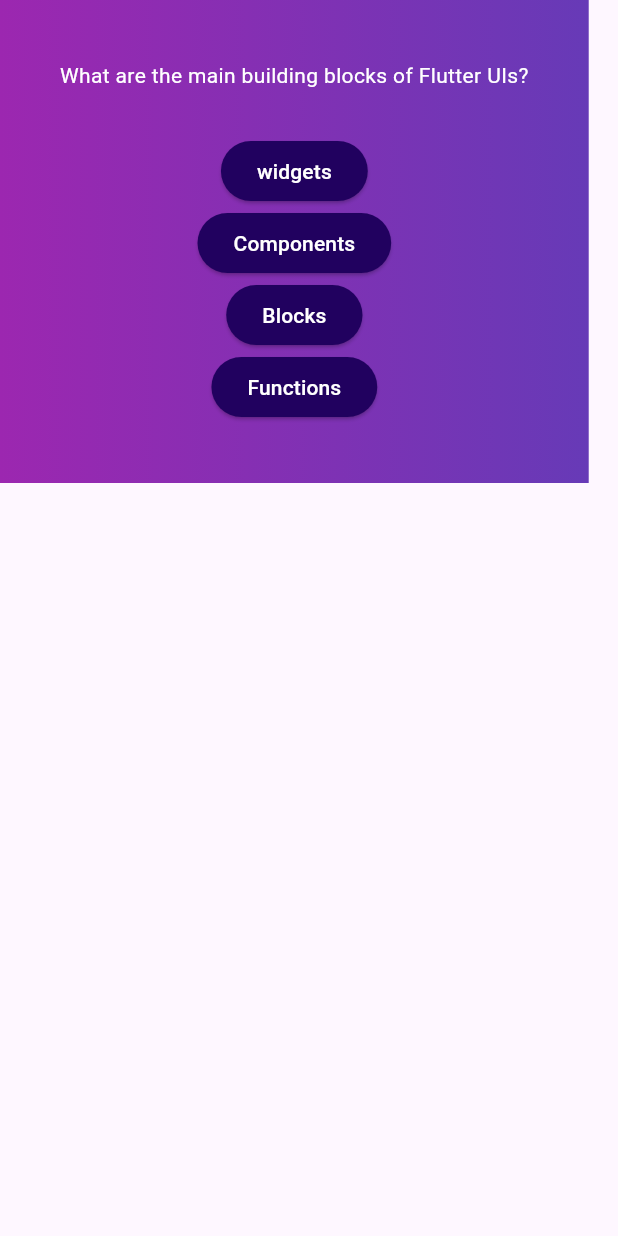
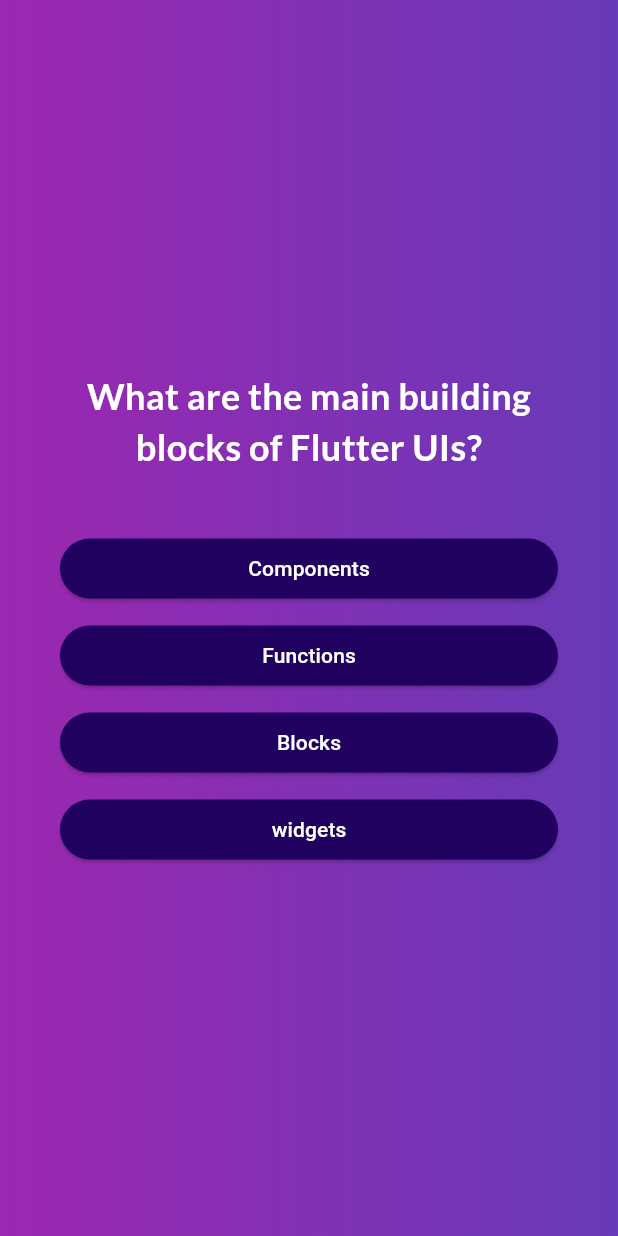
Before and after one commit to watsamon47/Quizz-App, a Flutter app: the screen it shows after launch, after a tap on "Start Quiz", on a phone screen of 412 x 824 dp. Run offline on Flutter 3.47's test engine with Material 3 defaults, Android fonts, the phone set to English and light mode, and no system bars; our stand-ins replace google_fonts.

Commit message:
initial commit from Project

```diff
--- a/lib/answer_button.dart
+++ b/lib/answer_button.dart
@@ -1,21 +1,37 @@
-
 import 'package:flutter/material.dart';
 
-class AnswerBuntton extends StatelessWidget {
-  const AnswerBuntton(this.answerOption,{super.key});
+class AnswerButton extends StatelessWidget {
+  //const AnswerButton(this.answerOption,{super.key});
+const AnswerButton({
+  super.key,
+  required this.answerOption,
+  required this.onTap,
+});
 
 final String answerOption;
+// Suggested code may be subject to a license. Learn more: ~LicenseLog:1079608766.
+final void Function() onTap;
 
   @override
   Widget build(BuildContext context) {
-    return ElevatedButton(
-      onPressed: () {},
+    return Column(
+      children: [
+        const SizedBox(height: 10),
+        SizedBox(
+          width: double.infinity,
+          child: ElevatedButton(
+            onPressed: onTap,
             style: ElevatedButton.styleFrom(
               backgroundColor: const Color.fromARGB(255, 33, 1, 95),
               foregroundColor: Colors.white,
+              shape: RoundedRectangleBorder(
+                borderRadius: BorderRadius.circular(40),
+              ),
             ),
             child: Text(answerOption),
-
+          ),
+        ),
+      ],
     );
   }
 }
--- a/lib/model/quiz_model.dart
+++ b/lib/model/quiz_model.dart
@@ -3,4 +3,12 @@ class QuizModel {
   List<String> answers;
 
   QuizModel(this.question, this.answers);
-}
+
+  List<String> getShuffledAnswers(){
+
+    final shuffledAnswers =List.of(answers);
+    shuffledAnswers.shuffle();
+    return shuffledAnswers;
+  }
+
+  }
--- a/lib/questions_screen.dart
+++ b/lib/questions_screen.dart
@@ -1,7 +1,8 @@
 import 'package:flutter/material.dart';
 import 'package:myapp/answer_button.dart';
-
 import 'package:myapp/data/quizz.dart';
+import 'package:google_fonts/google_fonts.dart';
+//import 'package:myapp/model/quiz_model.dart'
 
 class QuestionsScreen extends StatefulWidget {
   const QuestionsScreen({super.key});
@@ -13,10 +14,17 @@ class QuestionsScreen extends StatefulWidget {
 }
 
 class _QuestionsScreenState extends State<QuestionsScreen> {
-  final currentQuestion = questions[0];
+  int currentQuestionIndex = 0;
+
+  void answerQuestion() {
+    setState(() {
+      currentQuestionIndex++;
+    });
+  }
 
   @override
   Widget build(BuildContext context) {
+    final currentQuestion = questions[currentQuestionIndex];
     return MaterialApp(
       home: Scaffold(
         body: Container(
@@ -29,16 +37,22 @@ class _QuestionsScreenState extends State<QuestionsScreen> {
             child: Container(
               margin: const EdgeInsets.all(40),
               child: Column(
-                mainAxisSize: MainAxisSize.min,
+                mainAxisSize: MainAxisSize.max,
+                mainAxisAlignment: MainAxisAlignment.center,
                 children: [
                   Text(
                     currentQuestion.question,
-                    style: TextStyle(color: Colors.white),
+                    style: GoogleFonts.lato(
+                      color: Colors.white,
+                      fontSize: 24,
+                      fontWeight: FontWeight.bold
+                    ),
                     textAlign: TextAlign.center,
                   ),
                   const SizedBox(height: 30),
-                  ...currentQuestion.answers.map((answer) {
-                    return AnswerBuntton(answer);
+                  ...currentQuestion.getShuffledAnswers().map(
+                    (answer) {
+                    return AnswerButton(answerOption:answer,onTap: answerQuestion,);
                   }),
                 ],
               ),
--- /dev/null
+++ b/lib/results_screen.dart
@@ -0,0 +1,14 @@
+import 'package:flutter/material.dart';
+
+class ResultsScreen extends StatelessWidget {
+const ResultsScreen({required this.selectedAnswers, super.key});
+
+final List<String> selectedAnswers;
+
+
+  @override
+  Widget build(BuildContext context) {
+    // TODO: implement build
+    throw UnimplementedError();
+  }
+}
--- a/pubspec.yaml
+++ b/pubspec.yaml
@@ -35,6 +35,7 @@ dependencies:
   # The following adds the Cupertino Icons font to your application.
   # Use with the CupertinoIcons class for iOS style icons.
   cupertino_icons: ^1.0.8
+  google_fonts: ^6.2.1
 
 dev_dependencies:
   flutter_test:
```
Also changed, not shown: pubspec.lock. Lines whose indentation alone changed are shown as unchanged.
